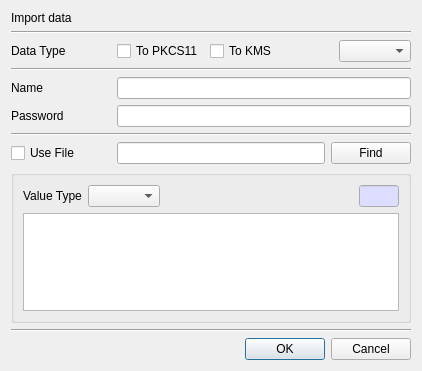
First picture: the form in CertMan/import_dlg.ui, repository jykim74/CertMan, before the edit.
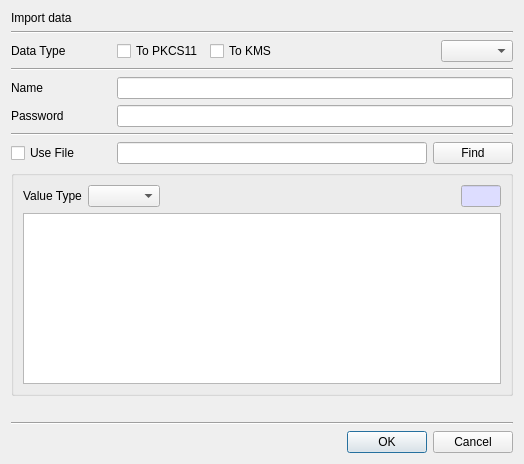
Second picture: the form after the edit.

```diff
--- a/CertMan/import_dlg.ui
+++ b/CertMan/import_dlg.ui
@@ -6,8 +6,8 @@
    <rect>
     <x>0</x>
     <y>0</y>
-    <width>418</width>
-    <height>371</height>
+    <width>524</width>
+    <height>464</height>
    </rect>
   </property>
   <property name="windowTitle">
@@ -181,10 +181,28 @@
    </item>
    <item>
     <widget class="QGroupBox" name="mValueGroup">
+     <property name="minimumSize">
+      <size>
+       <width>500</width>
+       <height>0</height>
+      </size>
+     </property>
      <property name="title">
       <string/>
      </property>
      <layout class="QVBoxLayout" name="verticalLayout_2">
+      <property name="leftMargin">
+       <number>9</number>
+      </property>
+      <property name="topMargin">
+       <number>9</number>
+      </property>
+      <property name="rightMargin">
+       <number>9</number>
+      </property>
+      <property name="bottomMargin">
+       <number>9</number>
+      </property>
       <item>
        <layout class="QGridLayout" name="gridLayout_6">
         <property name="topMargin">
```
